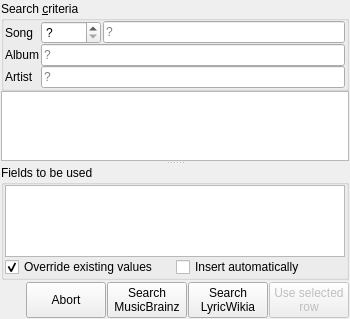
Qt form gui/dbquerywidget.ui (Martchus/tageditor) before a commit.
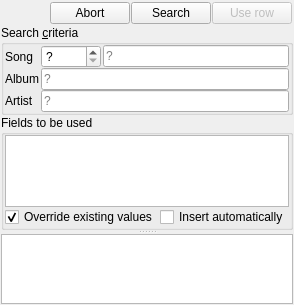
The same form after that commit. Icons and pictures are not drawn. Custom widgets are drawn as their Qt base class.

Commit message:
Improve UI of db query widget
* Move query options into menu so it is possible to add more
  without being limited by available space
* Trigger the last query action when hitting the enter key
* Change order of elements; I guess it looks better with buttons
  and fields to be used at the top

Patch:
```diff
--- a/gui/dbquerywidget.ui
+++ b/gui/dbquerywidget.ui
@@ -45,6 +45,92 @@
       <property name="bottomMargin">
        <number>1</number>
       </property>
+      <item>
+       <widget class="QWidget" name="topWidget" native="true">
+        <property name="sizePolicy">
+         <sizepolicy hsizetype="Preferred" vsizetype="Fixed">
+          <horstretch>0</horstretch>
+          <verstretch>0</verstretch>
+         </sizepolicy>
+        </property>
+        <layout class="QHBoxLayout" name="bottomLayout">
+         <property name="spacing">
+          <number>1</number>
+         </property>
+         <property name="leftMargin">
+          <number>1</number>
+         </property>
+         <property name="topMargin">
+          <number>1</number>
+         </property>
+         <property name="rightMargin">
+          <number>1</number>
+         </property>
+         <property name="bottomMargin">
+          <number>1</number>
+         </property>
+         <item>
+          <widget class="NotificationLabel" name="notificationLabel" native="true">
+           <property name="sizePolicy">
+            <sizepolicy hsizetype="Expanding" vsizetype="MinimumExpanding">
+             <horstretch>0</horstretch>
+             <verstretch>0</verstretch>
+            </sizepolicy>
+           </property>
+          </widget>
+         </item>
+         <item>
+          <widget class="QPushButton" name="abortPushButton">
+           <property name="sizePolicy">
+            <sizepolicy hsizetype="Minimum" vsizetype="MinimumExpanding">
+             <horstretch>0</horstretch>
+             <verstretch>0</verstretch>
+            </sizepolicy>
+           </property>
+           <property name="toolTip">
+            <string>Aborts the current query</string>
+           </property>
+           <property name="text">
+            <string>Abort</string>
+           </property>
+          </widget>
+         </item>
+         <item>
+          <widget class="QPushButton" name="searchPushButton">
+           <property name="toolTip">
+            <string>Searches for meta data matching the specified &quot;Search criteria&quot;</string>
+           </property>
+           <property name="text">
+            <string>Search</string>
+           </property>
+           <property name="icon">
+            <iconset theme="edit-find">
+             <normaloff>.</normaloff>.</iconset>
+           </property>
+          </widget>
+         </item>
+         <item>
+          <widget class="QPushButton" name="applyPushButton">
+           <property name="enabled">
+            <bool>false</bool>
+           </property>
+           <property name="sizePolicy">
+            <sizepolicy hsizetype="Minimum" vsizetype="MinimumExpanding">
+             <horstretch>0</horstretch>
+             <verstretch>0</verstretch>
+            </sizepolicy>
+           </property>
+           <property name="toolTip">
+            <string>Inserts values of &quot;Fields to be used&quot; from the selected result into the current tag but does not save anything</string>
+           </property>
+           <property name="text">
+            <string>Use row</string>
+           </property>
+          </widget>
+         </item>
+        </layout>
+       </widget>
+      </item>
       <item>
        <widget class="QGroupBox" name="searchGroupBox">
         <property name="sizePolicy">
@@ -151,25 +237,11 @@
         <property name="orientation">
          <enum>Qt::Vertical</enum>
         </property>
-        <widget class="QTreeView" name="resultsTreeView">
-         <property name="sizePolicy">
-          <sizepolicy hsizetype="Expanding" vsizetype="Preferred">
-           <horstretch>0</horstretch>
-           <verstretch>0</verstretch>
-          </sizepolicy>
-         </property>
-         <property name="contextMenuPolicy">
-          <enum>Qt::CustomContextMenu</enum>
-         </property>
-         <property name="sizeAdjustPolicy">
-          <enum>QAbstractScrollArea::AdjustToContentsOnFirstShow</enum>
-         </property>
-        </widget>
         <widget class="QGroupBox" name="fieldsGroupBox">
          <property name="sizePolicy">
           <sizepolicy hsizetype="Preferred" vsizetype="Fixed">
            <horstretch>0</horstretch>
-           <verstretch>1</verstretch>
+           <verstretch>0</verstretch>
           </sizepolicy>
          </property>
          <property name="title">
@@ -271,137 +343,20 @@
           </item>
          </layout>
         </widget>
-       </widget>
-      </item>
-     </layout>
-    </widget>
-   </item>
-   <item>
-    <widget class="QWidget" name="bottomWidget" native="true">
-     <property name="sizePolicy">
-      <sizepolicy hsizetype="Preferred" vsizetype="Fixed">
-       <horstretch>0</horstretch>
-       <verstretch>0</verstretch>
-      </sizepolicy>
-     </property>
-     <layout class="QHBoxLayout" name="bottomLayout">
-      <property name="spacing">
-       <number>1</number>
-      </property>
-      <property name="leftMargin">
-       <number>1</number>
-      </property>
-      <property name="topMargin">
-       <number>1</number>
-      </property>
-      <property name="rightMargin">
-       <number>1</number>
-      </property>
-      <property name="bottomMargin">
-       <number>1</number>
-      </property>
-      <item>
-       <widget class="NotificationLabel" name="notificationLabel" native="true">
-        <property name="sizePolicy">
-         <sizepolicy hsizetype="Expanding" vsizetype="MinimumExpanding">
-          <horstretch>0</horstretch>
-          <verstretch>0</verstretch>
-         </sizepolicy>
-        </property>
-       </widget>
-      </item>
-      <item>
-       <widget class="QPushButton" name="menuPushButton">
-        <property name="sizePolicy">
-         <sizepolicy hsizetype="Minimum" vsizetype="MinimumExpanding">
-          <horstretch>0</horstretch>
-          <verstretch>0</verstretch>
-         </sizepolicy>
-        </property>
-        <property name="maximumSize">
-         <size>
-          <width>23</width>
-          <height>16777215</height>
-         </size>
-        </property>
-        <property name="text">
-         <string/>
-        </property>
-        <property name="flat">
-         <bool>true</bool>
-        </property>
-       </widget>
-      </item>
-      <item>
-       <widget class="QPushButton" name="abortPushButton">
-        <property name="sizePolicy">
-         <sizepolicy hsizetype="Minimum" vsizetype="MinimumExpanding">
-          <horstretch>0</horstretch>
-          <verstretch>0</verstretch>
-         </sizepolicy>
-        </property>
-        <property name="toolTip">
-         <string>Aborts the current query</string>
-        </property>
-        <property name="text">
-         <string>Abort</string>
-        </property>
-       </widget>
-      </item>
-      <item>
-       <widget class="QPushButton" name="searchMusicBrainzPushButton">
-        <property name="toolTip">
-         <string>Searches MusicBrainz for meta data matching the specified &quot;Search criteria&quot;</string>
-        </property>
-        <property name="text">
-         <string>Search
-MusicBrainz</string>
-        </property>
-        <property name="icon">
-         <iconset theme="edit-find">
-          <normaloff>.</normaloff>.</iconset>
-        </property>
-       </widget>
-      </item>
-      <item>
-       <widget class="QPushButton" name="searchLyricsWikiaPushButton">
-        <property name="sizePolicy">
-         <sizepolicy hsizetype="Minimum" vsizetype="MinimumExpanding">
-          <horstretch>0</horstretch>
-          <verstretch>0</verstretch>
-         </sizepolicy>
-        </property>
-        <property name="toolTip">
-         <string>Searches LyricWikia for meta data matching the specified &quot;Search criteria&quot;</string>
-        </property>
-        <property name="text">
-         <string>Search
-LyricWikia</string>
-        </property>
-        <property name="icon">
-         <iconset theme="edit-find">
-          <normaloff>.</normaloff>.</iconset>
-        </property>
-       </widget>
-      </item>
-      <item>
-       <widget class="QPushButton" name="applyPushButton">
-        <property name="enabled">
-         <bool>false</bool>
-        </property>
-        <property name="sizePolicy">
-         <sizepolicy hsizetype="Minimum" vsizetype="MinimumExpanding">
-          <horstretch>0</horstretch>
-          <verstretch>0</verstretch>
-         </sizepolicy>
-        </property>
-        <property name="toolTip">
-         <string>Inserts values of &quot;Fields to be used&quot; from the selected result into the current tag but does not save anything</string>
-        </property>
-        <property name="text">
-         <string>Use selected
-row</string>
-        </property>
+        <widget class="QTreeView" name="resultsTreeView">
+         <property name="sizePolicy">
+          <sizepolicy hsizetype="Expanding" vsizetype="Expanding">
+           <horstretch>0</horstretch>
+           <verstretch>1</verstretch>
+          </sizepolicy>
+         </property>
+         <property name="contextMenuPolicy">
+          <enum>Qt::CustomContextMenu</enum>
+         </property>
+         <property name="sizeAdjustPolicy">
+          <enum>QAbstractScrollArea::AdjustToContentsOnFirstShow</enum>
+         </property>
+        </widget>
        </widget>
       </item>
      </layout>
```
The commit also changes 2 other files.
